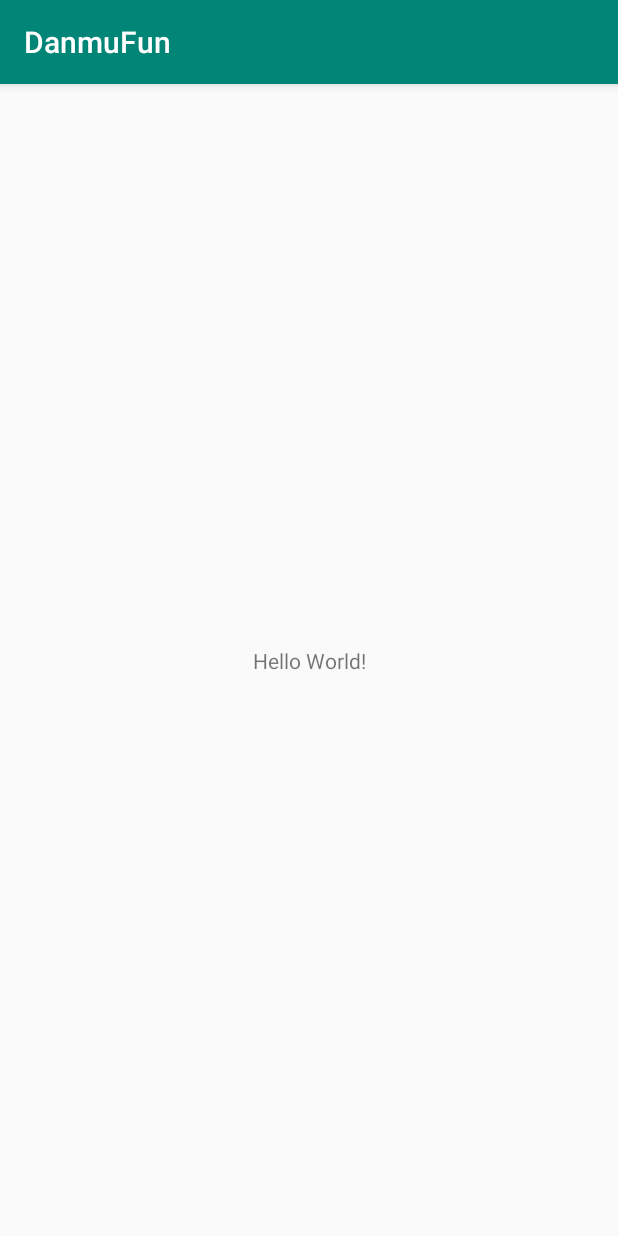
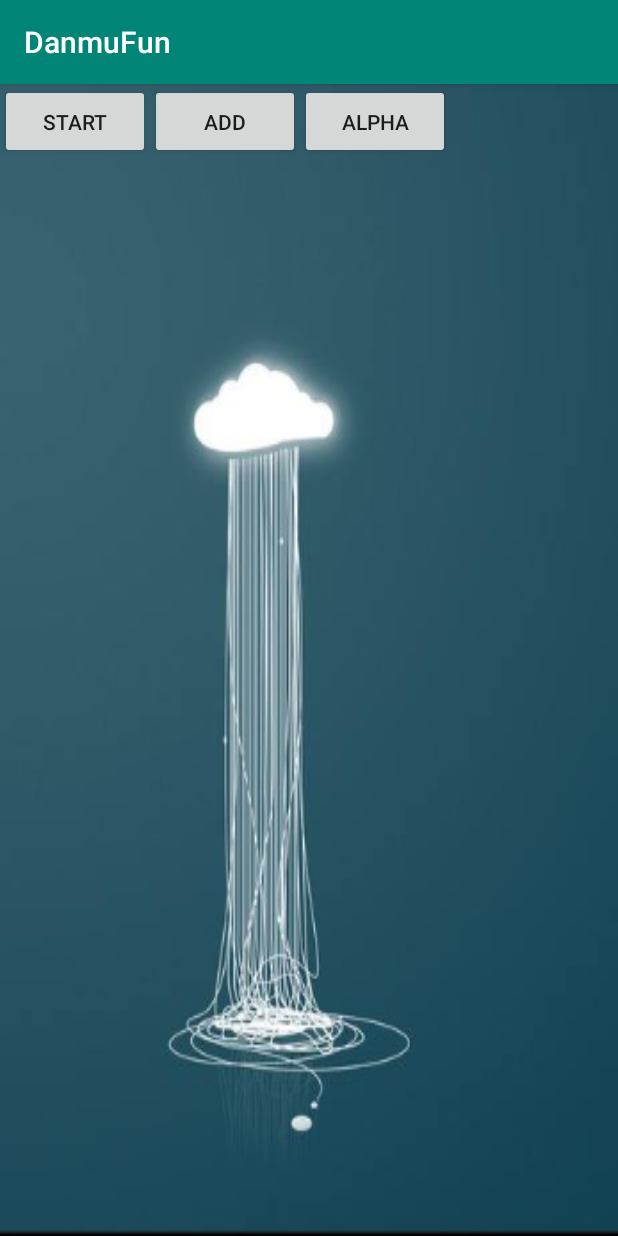
Before and after one commit to inwhites/DanmuFun, an Android app: the screen it shows after launch (MainActivity), on a phone screen of 412 x 824 dp. Run offline under Robolectric (Android 15) with nearby library versions, the phone set to English and light mode, and no system bars; libraries missing offline, so code that uses them is left out: master.flame.danmaku; 3 statements that could not run were skipped.

Commit message:
实现自定义表情变透明

```diff
--- a/app/src/main/AndroidManifest.xml
+++ b/app/src/main/AndroidManifest.xml
@@ -3,6 +3,8 @@
     package="com.example.inwhites.danmufun">
 
     <application
+        android:name=".DanmuApplication"
+
         android:allowBackup="true"
         android:icon="@mipmap/ic_launcher"
         android:label="@string/app_name"
--- /dev/null
+++ b/app/src/main/java/com/example/inwhites/danmufun/DanmuApplication.java
@@ -0,0 +1,27 @@
+package com.example.inwhites.danmufun;
+
+import android.app.Application;
+import android.content.Context;
+
+/**
+ * Alias: inwhites
+ * <p>
+ * Date: 2019/1/6
+ * <p>
+ * Description:
+ */
+public class DanmuApplication extends Application {
+
+
+
+    public static Context context;
+
+
+    @Override
+    public void onCreate() {
+        super.onCreate();
+
+
+        context = getApplicationContext();
+    }
+}
--- a/app/src/main/java/com/example/inwhites/danmufun/MainActivity.java
+++ b/app/src/main/java/com/example/inwhites/danmufun/MainActivity.java
@@ -1,13 +1,88 @@
 package com.example.inwhites.danmufun;
 
+import android.os.Handler;
+import android.os.Message;
 import android.support.v7.app.AppCompatActivity;
 import android.os.Bundle;
+import android.view.View;
+import android.widget.Button;
+import android.widget.RelativeLayout;
 
-public class MainActivity extends AppCompatActivity {
+public class MainActivity extends AppCompatActivity implements View.OnClickListener {
+
+
+    private RelativeLayout mParentGroup;
+
+
+    private Button mStartBt;
+    private Button mAddBt;
+    private Button mAlphaBt;
+    private DanmuProvider danmuProvider;
 
     @Override
     protected void onCreate(Bundle savedInstanceState) {
         super.onCreate(savedInstanceState);
         setContentView(R.layout.activity_main);
+        mParentGroup = findViewById(R.id.parent_group);
+        mStartBt = findViewById(R.id.start_bt);
+        mAddBt = findViewById(R.id.add_bt);
+        mAlphaBt = findViewById(R.id.alpha_bt);
+
+        danmuProvider = new DanmuProvider(getBaseContext());
+        mParentGroup.addView(danmuProvider.getDanmuView());
+
+
+        mStartBt.setOnClickListener(this);
+        mAddBt.setOnClickListener(this);
+        mAlphaBt.setOnClickListener(this);
+
+
+    }
+
+
+    private final int ADD_DANMU = 0x23;
+
+    Handler handler = new Handler() {
+
+        @Override
+        public void handleMessage(Message msg) {
+            super.handleMessage(msg);
+
+            if (msg.what == ADD_DANMU) {
+                danmuProvider.addDanmaku(DanmuUtil.makeDanmu(getBaseContext()));
+
+                Message message = Message.obtain();
+                message.what = ADD_DANMU;
+                handler.sendMessageDelayed(message,300);
+
+            }
+        }
+    };
+
+
+    @Override
+    public void onClick(View view) {
+
+        switch (view.getId()) {
+            case R.id.add_bt:
+                Message message = Message.obtain();
+                message.what = ADD_DANMU;
+                handler.sendMessageDelayed(message,300);
+
+                break;
+            case R.id.start_bt:
+
+
+                danmuProvider.startDanmu();
+                break;
+
+
+            case R.id.alpha_bt:
+                danmuProvider.setDanmuAlpha((float) Math.random());
+
+                break;
+        }
+
+
     }
 }
--- a/app/src/main/res/layout/activity_main.xml
+++ b/app/src/main/res/layout/activity_main.xml
@@ -1,18 +1,54 @@
 <?xml version="1.0" encoding="utf-8"?>
-<android.support.constraint.ConstraintLayout xmlns:android="http://schemas.android.com/apk/res/android"
+<RelativeLayout xmlns:android="http://schemas.android.com/apk/res/android"
     xmlns:app="http://schemas.android.com/apk/res-auto"
     xmlns:tools="http://schemas.android.com/tools"
     android:layout_width="match_parent"
     android:layout_height="match_parent"
-    tools:context=".MainActivity">
+    tools:context=".MainActivity"
+    >
 
-    <TextView
-        android:layout_width="wrap_content"
-        android:layout_height="wrap_content"
-        android:text="Hello World!"
-        app:layout_constraintBottom_toBottomOf="parent"
-        app:layout_constraintLeft_toLeftOf="parent"
-        app:layout_constraintRight_toRightOf="parent"
-        app:layout_constraintTop_toTopOf="parent" />
+    <ImageView
+        android:layout_width="match_parent"
+        android:layout_height="match_parent"
+        android:src="@drawable/danmu_bg"
+        android:scaleType="fitXY"
+        />
 
-</android.support.constraint.ConstraintLayout>
+
+    <RelativeLayout
+        android:layout_width="match_parent"
+        android:layout_height="match_parent"
+        android:id="@+id/parent_group"
+        android:layout_marginTop="50dp"
+        />
+
+
+
+    <Button
+        android:id="@+id/start_bt"
+        android:layout_width="100dp"
+        android:layout_height="50dp"
+        android:text="start"
+        />
+
+
+    <Button
+    android:id="@+id/add_bt"
+    android:layout_width="100dp"
+    android:layout_height="50dp"
+    android:text="ADD"
+    android:layout_toRightOf="@+id/start_bt"
+
+    />
+
+    <Button
+        android:id="@+id/alpha_bt"
+        android:layout_width="100dp"
+        android:layout_height="50dp"
+        android:text="ALPHA"
+        android:layout_toRightOf="@+id/add_bt"
+
+        />
+
+
+</RelativeLayout>
```
Also changed, not shown: app/build.gradle (+6 -4 lines), app/src/main/java/com/example/inwhites/danmufun/CustomEmojDanmuSpan.java (added, +101 -0 lines), app/src/main/java/com/example/inwhites/danmufun/CustomSpannedCacheStuffer.java (added, +11 -0 lines), app/src/main/java/com/example/inwhites/danmufun/DanmuProvider.java (added, +158 -0 lines), app/src/main/java/com/example/inwhites/danmufun/DanmuUtil.java (added, +30 -0 lines), app/src/main/java/com/example/inwhites/danmufun/ScreenUtils.java (added, +23 -0 lines), app/src/main/res/drawable-xhdpi/black_cat.png (added), app/src/main/res/drawable-xhdpi/danmu_bg.png (added), app/src/main/res/drawable-xhdpi/power.png (added), app/src/main/res/drawable-xhdpi/red_cat.png (added).
